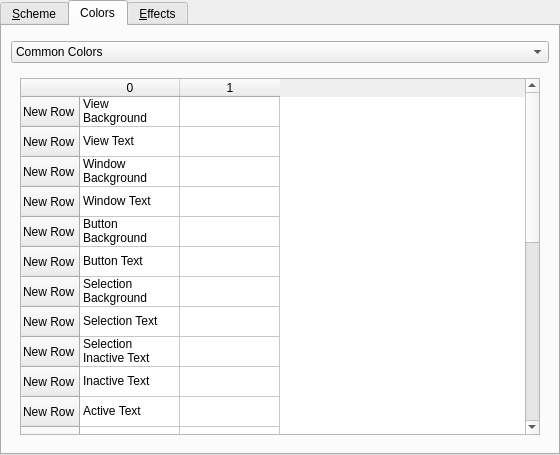
mgottschlag/kwin-tiling, file kcontrol/colors/colorsettings.ui: the form before one commit.
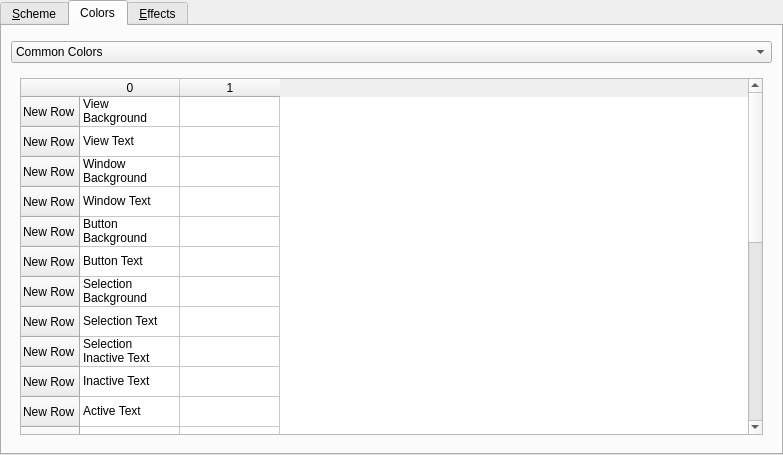
The form after the commit. The open tabs and pages were chosen to show the change. Custom widgets are drawn as their Qt base class.

Patch:
```diff
--- a/kcontrol/colors/colorsettings.ui
+++ b/kcontrol/colors/colorsettings.ui
@@ -5,7 +5,7 @@
    <rect>
     <x>0</x>
     <y>0</y>
-    <width>560</width>
+    <width>783</width>
     <height>455</height>
    </rect>
   </property>
@@ -187,6 +187,14 @@
       </layout>
      </widget>
      <widget class="QWidget" name="tab" >
+      <property name="geometry" >
+       <rect>
+        <x>0</x>
+        <y>0</y>
+        <width>771</width>
+        <height>415</height>
+       </rect>
+      </property>
       <attribute name="title" >
        <string>Colors</string>
       </attribute>
@@ -244,6 +252,14 @@
           <number>0</number>
          </property>
          <widget class="QWidget" name="commonColorsPage" >
+          <property name="geometry" >
+           <rect>
+            <x>0</x>
+            <y>0</y>
+            <width>763</width>
+            <height>360</height>
+           </rect>
+          </property>
           <layout class="QGridLayout" >
            <item row="0" column="0" >
             <widget class="QTableWidget" name="commonColorTable" >
```
Left out of the diff: 56 changed lines with no effect on the pictures.
